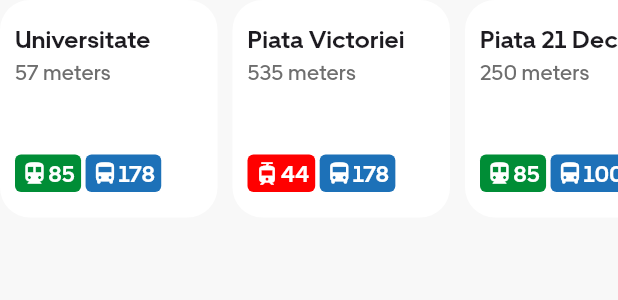
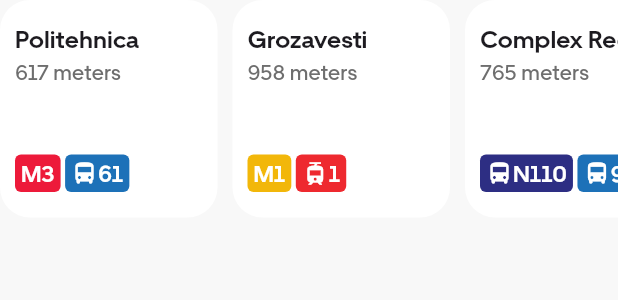
Before and after one commit to blitzappco/application, a Flutter app: the NearbyStations widget shown alone on an empty page, opened directly, on a phone screen of 412 x 824 dp. Shown: the top 300 px of the screen. Run offline on Flutter 3.47's test engine with Material 3 defaults, Android fonts, the light colour scheme and no system bars; our stand-ins replace cached_network_image, geolocator, google_maps_flutter, lottie, otp_text_field, permission_handler and 2 more; missing offline and left inert: flutter_polyline_points, flutter_stripe; accounts and stored records are empty; network calls fail.

Commit message:
might just be done

```diff
--- a/lib/components/nearby_stations.dart
+++ b/lib/components/nearby_stations.dart
@@ -9,39 +9,26 @@ class NearbyStations extends StatelessWidget {
   Widget build(BuildContext context) {
     return SizedBox(
         height: 145,
-        // child: ListView.builder(
-        //   itemCount: 1,
-        //   scrollDirection: Axis.horizontal,
-        //   itemBuilder: (context, index) {
-        //     return StationCard(
-        //       distance: '100 meters',
-        //       name: 'Piata Operei',
-        //       line1:
-        //           Line(color: '#008d36', name: '85', vehicleType: "TROLLEY"),
-        //       line2: Line(color: '#1d71b8', name: '178', vehicleType: "BUS"),
-        //     );
-        //   },
-        // ),
         child: ListView(
           scrollDirection: Axis.horizontal,
           children: [
             StationCard(
-              distance: '57 meters',
-              name: 'Universitate',
-              line1: Line(color: '#008d36', name: '85', vehicleType: "TROLLEY"),
-              line2: Line(color: '#1d71b8', name: '178', vehicleType: "BUS"),
+              distance: '617 meters',
+              name: 'Politehnica',
+              line1: Line(color: '#ED1A3A', name: 'M3', vehicleType: "SUBWAY"),
+              line2: Line(color: '#1d71b8', name: '61', vehicleType: "BUS"),
             ),
             StationCard(
-              distance: '535 meters',
-              name: 'Piata Victoriei',
-              line1: Line(color: '#ff0000', name: '44', vehicleType: "TRAM"),
-              line2: Line(color: '#1d71b8', name: '178', vehicleType: "BUS"),
+              distance: '958 meters',
+              name: 'Grozavesti',
+              line1: Line(color: '#F2B70A', name: 'M1', vehicleType: "SUBWAY"),
+              line2: Line(color: '#EE292F', name: '1', vehicleType: "TRAM"),
             ),
             StationCard(
-              distance: '250 meters',
-              name: 'Piata 21 Decembrie 1969',
-              line1: Line(color: '#008d36', name: '85', vehicleType: "TROLLEY"),
-              line2: Line(color: '#1d71b8', name: '100', vehicleType: "BUS"),
+              distance: '765 meters',
+              name: 'Complex Regie',
+              line1: Line(color: '#2D2E83', name: 'N110', vehicleType: "BUS"),
+              line2: Line(color: '#1d71b8', name: '90', vehicleType: "BUS"),
             ),
           ],
         ));
--- a/lib/main.dart
+++ b/lib/main.dart
@@ -1,5 +1,6 @@
 import 'package:blitz/pages/splashscreen.dart';
 import 'package:blitz/providers/route_provider.dart';
+import 'package:blitz/utils/normalize.dart';
 
 import 'package:flutter/material.dart';
 import 'package:flutter/services.dart';
--- a/lib/pages/homescreen.dart
+++ b/lib/pages/homescreen.dart
@@ -33,13 +33,8 @@ class _HomescreenState extends State<Homescreen> {
     WidgetsBinding.instance.addPostFrameCallback((_) async {
       final route = Provider.of<RouteProvider>(context, listen: false);
 
-      final from = await fetchPlaceFromAddress("gara de nord");
+      final from = await fetchPlaceFromAddress("politehnica");
       route.setFrom(from);
-
-      // final to = await fetchPlaceFromAddress("universitatea din bucuresti");
-      // route.setTo(to);
-
-      // route.getRoutes();
     });
   }
 
@@ -75,7 +70,7 @@ class _HomescreenState extends State<Homescreen> {
                   mapToolbarEnabled: false,
                   padding: EdgeInsets.only(bottom: route.mapPadding),
                   initialCameraPosition: const CameraPosition(
-                    target: LatLng(44.4464189, 26.0694408),
+                    target: LatLng(44.43856037994135, 26.049492497879125),
                     zoom: 14.0,
                   ),
                   onMapCreated: (GoogleMapController controller) async {
```
